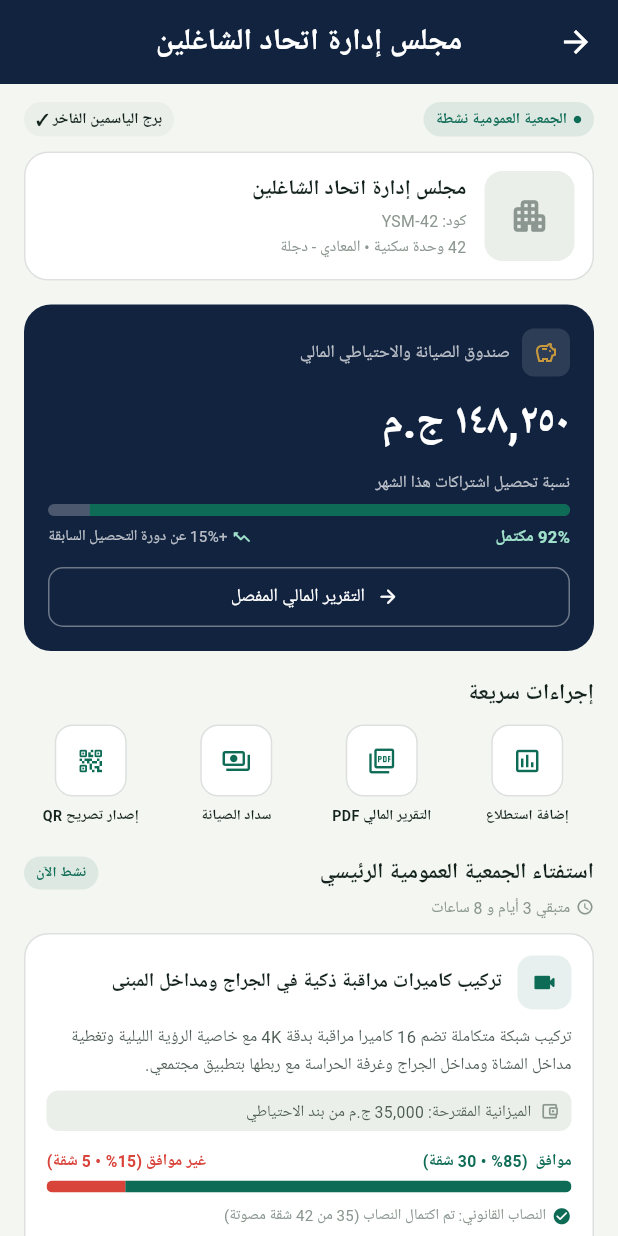
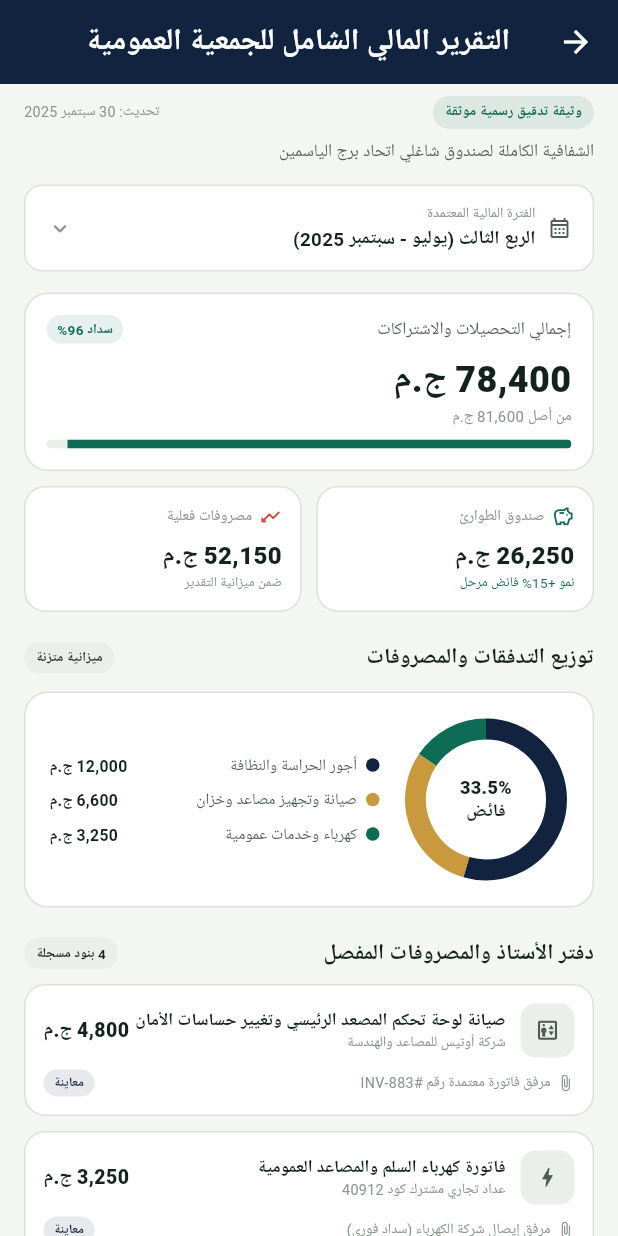
Before and after one commit to ahmedshaabangcc-crypto/mogtama3y, a Flutter app: the UnionDashboardScreen screen opened directly, after a tap on "التقرير المالي المفصل", on a phone screen of 412 x 824 dp. Run offline on Flutter 3.47's test engine with Material 3 defaults, Android fonts, the phone set to English and light mode, and no system bars; our stand-ins replace google_fonts, supabase_flutter; accounts and stored records are empty; Roboto replaces fonts that are missing (Ibm Plex Sans Arabic, Reem Kufi).

Commit message:
Add maintenance payment and financial report screens (screens 11/12)
maintenance_payment_screen.dart (screen 11): the monthly dues
invoice — amount due, building-wide collection progress, an itemized
expense breakdown (shared electricity, security/cleaning, emergency
fund), three selectable payment methods, and the instant
digital-clearance-certificate explainer.

financial_report_screen.dart (screen 12): the quarterly
general-assembly report — collection-rate summary, emergency-fund and
actual-expenses tiles, a custom-painted expense-distribution donut
chart with legend, the detailed four-entry expense ledger with
attachments/status, and the board/treasurer digital-signature
approval block.

Wired both into the union dashboard: "التقرير المالي المفصل" and the
"التقرير المالي PDF" quick action open the financial report; "سداد
الصيانة" opens the maintenance payment screen.

Verified with flutter analyze (no issues).

Co-Authored-By: Claude Sonnet 5 <noreply@anthropic.com>

```diff
--- /dev/null
+++ b/lib/features/union/financial_report_screen.dart
@@ -0,0 +1,386 @@
+import 'package:flutter/material.dart';
+
+import '../../core/theme/app_colors.dart';
+
+const _ledgerEntries = [
+  (
+    title: 'صيانة لوحة تحكم المصعد الرئيسي وتغيير حساسات الأمان',
+    vendor: 'شركة أوتيس للمصاعد والهندسة',
+    amount: '4,800',
+    attachment: 'مرفق فاتورة معتمدة رقم #INV-883',
+    status: 'معاينة',
+    icon: Icons.elevator_outlined,
+  ),
+  (
+    title: 'فاتورة كهرباء السلم والمصاعد العمومية',
+    vendor: 'عداد تجاري مشترك كود 40912',
+    amount: '3,250',
+    attachment: 'مرفق إيصال شركة الكهرباء (سداد فوري)',
+    status: 'معاينة',
+    icon: Icons.bolt_rounded,
+  ),
+  (
+    title: 'تطهير وغسيل خزان المياه العلوي مع التعقيم',
+    vendor: 'شركة النيل للخدمات الصحية والبيئية',
+    amount: '1,800',
+    attachment: 'شهادة فحص نقاء العينة بعد التعقيم',
+    status: 'معاينة',
+    icon: Icons.water_drop_outlined,
+  ),
+  (
+    title: 'رواتب الحراسة والأمن والنظافة الدورية',
+    vendor: 'عن 3 أشهر (طاقم الحراسة وعاملي الصيانة)',
+    amount: '12,000',
+    attachment: 'كشف التوقيع والاستلام البنكي المجمع',
+    status: 'مكتمل السداد',
+    icon: Icons.security_rounded,
+  ),
+];
+
+/// Quarterly general-assembly financial report — matches
+/// design/screens/12_financial_report.png.
+class FinancialReportScreen extends StatelessWidget {
+  const FinancialReportScreen({super.key});
+
+  @override
+  Widget build(BuildContext context) {
+    return Scaffold(
+      backgroundColor: AppColors.bg,
+      appBar: AppBar(title: const Text('التقرير المالي الشامل للجمعية العمومية')),
+      body: ListView(
+        padding: const EdgeInsets.fromLTRB(16, 8, 16, 16),
+        children: [
+          Row(children: [
+            Container(
+              padding: const EdgeInsets.symmetric(horizontal: 8, vertical: 4),
+              decoration: BoxDecoration(color: AppColors.teal.withValues(alpha: 0.1), borderRadius: BorderRadius.circular(100)),
+              child: const Text('وثيقة تدقيق رسمية موثقة', style: TextStyle(fontSize: 9.5, color: AppColors.teal, fontWeight: FontWeight.w700)),
+            ),
+            const Spacer(),
+            const Text('تحديث: 30 سبتمبر 2025', style: TextStyle(fontSize: 9.5, color: AppColors.inkMuted)),
+          ]),
+          const SizedBox(height: 6),
+          const Text('الشفافية الكاملة لصندوق شاغلي اتحاد برج الياسمين', style: TextStyle(fontSize: 11.5, color: AppColors.inkSecondary)),
+          const SizedBox(height: 14),
+          Container(
+            padding: const EdgeInsets.symmetric(horizontal: 14, vertical: 12),
+            decoration: BoxDecoration(color: AppColors.surface, borderRadius: BorderRadius.circular(12), border: Border.all(color: AppColors.border)),
+            child: Row(children: [
+              const Icon(Icons.calendar_month_outlined, size: 16, color: AppColors.inkSecondary),
+              const SizedBox(width: 8),
+              const Expanded(
+                child: Column(
+                  crossAxisAlignment: CrossAxisAlignment.start,
+                  children: [
+                    Text('الفترة المالية المعتمدة', style: TextStyle(fontSize: 9.5, color: AppColors.inkMuted)),
+                    Text('الربع الثالث (يوليو - سبتمبر 2025)', style: TextStyle(fontWeight: FontWeight.w700, fontSize: 12.5)),
+                  ],
+                ),
+              ),
+              const Icon(Icons.expand_more_rounded, size: 18, color: AppColors.inkMuted),
+            ]),
+          ),
+          const SizedBox(height: 14),
+          Container(
+            padding: const EdgeInsets.all(14),
+            decoration: BoxDecoration(color: AppColors.surface, borderRadius: BorderRadius.circular(16), border: Border.all(color: AppColors.border)),
+            child: Column(
+              crossAxisAlignment: CrossAxisAlignment.start,
+              children: [
+                Row(children: [
+                  const Text('إجمالي التحصيلات والاشتراكات', style: TextStyle(fontSize: 11.5, color: AppColors.inkSecondary)),
+                  const Spacer(),
+                  Container(
+                    padding: const EdgeInsets.symmetric(horizontal: 7, vertical: 3),
+                    decoration: BoxDecoration(color: AppColors.teal.withValues(alpha: 0.1), borderRadius: BorderRadius.circular(100)),
+                    child: const Text('سداد 96%', style: TextStyle(fontSize: 9, color: AppColors.teal, fontWeight: FontWeight.w700)),
+                  ),
+                ]),
+                const SizedBox(height: 6),
+                const Text('78,400 ج.م', style: TextStyle(fontWeight: FontWeight.w800, fontSize: 24)),
+                const Text('من أصل 81,600 ج.م', style: TextStyle(fontSize: 10, color: AppColors.inkMuted)),
+                const SizedBox(height: 8),
+                ClipRRect(
+                  borderRadius: BorderRadius.circular(100),
+                  child: LinearProgressIndicator(value: 0.96, minHeight: 6, backgroundColor: AppColors.surfaceAlt, valueColor: const AlwaysStoppedAnimation(AppColors.teal)),
+                ),
+              ],
+            ),
+          ),
+          const SizedBox(height: 10),
+          Row(children: [
+            Expanded(
+              child: Container(
+                padding: const EdgeInsets.all(12),
+                decoration: BoxDecoration(color: AppColors.surface, borderRadius: BorderRadius.circular(14), border: Border.all(color: AppColors.border)),
+                child: Column(
+                  crossAxisAlignment: CrossAxisAlignment.start,
+                  children: [
+                    Row(children: const [
+                      Icon(Icons.savings_outlined, size: 15, color: AppColors.teal),
+                      SizedBox(width: 5),
+                      Text('صندوق الطوارئ', style: TextStyle(fontSize: 10, color: AppColors.inkMuted)),
+                    ]),
+                    const SizedBox(height: 6),
+                    const Text('26,250 ج.م', style: TextStyle(fontWeight: FontWeight.w800, fontSize: 16)),
+                    const Text('نمو +15% فائض مرحل', style: TextStyle(fontSize: 9, color: AppColors.teal)),
+                  ],
+                ),
+              ),
+            ),
+            const SizedBox(width: 10),
+            Expanded(
+              child: Container(
+                padding: const EdgeInsets.all(12),
+                decoration: BoxDecoration(color: AppColors.surface, borderRadius: BorderRadius.circular(14), border: Border.all(color: AppColors.border)),
+                child: Column(
+                  crossAxisAlignment: CrossAxisAlignment.start,
+                  children: const [
+                    Row(children: [
+                      Icon(Icons.trending_down_rounded, size: 15, color: AppColors.categorySos),
+                      SizedBox(width: 5),
+                      Text('مصروفات فعلية', style: TextStyle(fontSize: 10, color: AppColors.inkMuted)),
+                    ]),
+                    SizedBox(height: 6),
+                    Text('52,150 ج.م', style: TextStyle(fontWeight: FontWeight.w800, fontSize: 16)),
+                    Text('ضمن ميزانية التقدير', style: TextStyle(fontSize: 9, color: AppColors.inkMuted)),
+                  ],
+                ),
+              ),
+            ),
+          ]),
+          const SizedBox(height: 20),
+          Row(children: [
+            const Expanded(child: Text('توزيع التدفقات والمصروفات', style: TextStyle(fontWeight: FontWeight.w700, fontSize: 14.5))),
+            Container(
+              padding: const EdgeInsets.symmetric(horizontal: 8, vertical: 4),
+              decoration: BoxDecoration(color: AppColors.surfaceAlt, borderRadius: BorderRadius.circular(100)),
+              child: const Text('ميزانية متزنة', style: TextStyle(fontSize: 9, fontWeight: FontWeight.w600)),
+            ),
+          ]),
+          const SizedBox(height: 12),
+          Container(
+            padding: const EdgeInsets.all(16),
+            decoration: BoxDecoration(color: AppColors.surface, borderRadius: BorderRadius.circular(16), border: Border.all(color: AppColors.border)),
+            child: Row(
+              children: [
+                SizedBox(
+                  width: 110,
+                  height: 110,
+                  child: Stack(
+                    alignment: Alignment.center,
+                    children: [
+                      CustomPaint(size: const Size(110, 110), painter: _DonutPainter()),
+                      const Text('33.5%\nفائض', textAlign: TextAlign.center, style: TextStyle(fontWeight: FontWeight.w800, fontSize: 12, height: 1.3)),
+                    ],
+                  ),
+                ),
+                const SizedBox(width: 16),
+                Expanded(
+                  child: Column(
+                    crossAxisAlignment: CrossAxisAlignment.start,
+                    children: const [
+                      _LegendRow(color: Color(0xFF12233F), label: 'أجور الحراسة والنظافة', value: '12,000 ج.م'),
+                      SizedBox(height: 8),
+                      _LegendRow(color: AppColors.gold, label: 'صيانة وتجهيز مصاعد وخزان', value: '6,600 ج.م'),
+                      SizedBox(height: 8),
+                      _LegendRow(color: AppColors.teal, label: 'كهرباء وخدمات عمومية', value: '3,250 ج.م'),
+                    ],
+                  ),
+                ),
+              ],
+            ),
+          ),
+          const SizedBox(height: 20),
+          Row(children: [
+            const Expanded(child: Text('دفتر الأستاذ والمصروفات المفصل', style: TextStyle(fontWeight: FontWeight.w700, fontSize: 14.5))),
+            Container(
+              padding: const EdgeInsets.symmetric(horizontal: 8, vertical: 4),
+              decoration: BoxDecoration(color: AppColors.surfaceAlt, borderRadius: BorderRadius.circular(100)),
+              child: const Text('4 بنود مسجلة', style: TextStyle(fontSize: 9, fontWeight: FontWeight.w600)),
+            ),
+          ]),
+          const SizedBox(height: 10),
+          for (final e in _ledgerEntries) ...[
+            Container(
+              padding: const EdgeInsets.all(12),
+              margin: const EdgeInsets.only(bottom: 10),
+              decoration: BoxDecoration(color: AppColors.surface, borderRadius: BorderRadius.circular(14), border: Border.all(color: AppColors.border)),
+              child: Column(
+                crossAxisAlignment: CrossAxisAlignment.start,
+                children: [
+                  Row(children: [
+                    Container(
+                      width: 36,
+                      height: 36,
+                      decoration: BoxDecoration(color: AppColors.surfaceAlt, borderRadius: BorderRadius.circular(10)),
+                      child: Icon(e.icon, size: 17, color: AppColors.inkSecondary),
+                    ),
+                    const SizedBox(width: 10),
+                    Expanded(
+                      child: Column(
+                        crossAxisAlignment: CrossAxisAlignment.start,
+                        children: [
+                          Text(e.title, style: const TextStyle(fontWeight: FontWeight.w700, fontSize: 11.5, height: 1.4)),
+                          Text(e.vendor, style: const TextStyle(fontSize: 9.5, color: AppColors.inkMuted)),
+                        ],
+                      ),
+                    ),
+                    Text('${e.amount} ج.م', style: const TextStyle(fontWeight: FontWeight.w800, fontSize: 13)),
+                  ]),
+                  const SizedBox(height: 8),
+                  Row(children: [
+                    Icon(Icons.attach_file_rounded, size: 12, color: AppColors.inkMuted),
+                    const SizedBox(width: 4),
+                    Expanded(child: Text(e.attachment, style: const TextStyle(fontSize: 9.5, color: AppColors.inkMuted), overflow: TextOverflow.ellipsis)),
+                    Container(
+                      padding: const EdgeInsets.symmetric(horizontal: 7, vertical: 3),
+                      decoration: BoxDecoration(
+                        color: (e.status == 'مكتمل السداد' ? AppColors.teal : AppColors.navy).withValues(alpha: 0.1),
+                        borderRadius: BorderRadius.circular(100),
+                      ),
+                      child: Text(e.status, style: TextStyle(fontSize: 8.5, fontWeight: FontWeight.w700, color: e.status == 'مكتمل السداد' ? AppColors.teal : AppColors.navy)),
+                    ),
+                  ]),
+                ],
+              ),
+            ),
+          ],
+          const SizedBox(height: 16),
+          Container(
+            padding: const EdgeInsets.all(14),
+            decoration: BoxDecoration(color: AppColors.surfaceAlt, borderRadius: BorderRadius.circular(16)),
+            child: Column(
+              crossAxisAlignment: CrossAxisAlignment.start,
+              children: [
+                Row(children: [
+                  const Icon(Icons.workspace_premium_outlined, size: 16, color: AppColors.inkSecondary),
+                  const SizedBox(width: 6),
+                  const Text('اعتماد مجلس الإدارة والتدقيق المالي', style: TextStyle(fontWeight: FontWeight.w700, fontSize: 12.5)),
+                  const Spacer(),
+                  Container(
+                    padding: const EdgeInsets.symmetric(horizontal: 7, vertical: 3),
+                    decoration: BoxDecoration(color: AppColors.teal.withValues(alpha: 0.12), borderRadius: BorderRadius.circular(100)),
+                    child: const Text('مصدق رسمياً', style: TextStyle(fontSize: 8.5, color: AppColors.teal, fontWeight: FontWeight.w700)),
+                  ),
+                ]),
+                const SizedBox(height: 12),
+                Row(children: [
+                  Expanded(
+                    child: Column(
+                      crossAxisAlignment: CrossAxisAlignment.start,
+                      children: const [
+                        Text('رئيس مجلس الإدارة', style: TextStyle(fontSize: 9.5, color: AppColors.inkMuted)),
+                        Text('م. حازم عبد الرحمن', style: TextStyle(fontWeight: FontWeight.w700, fontSize: 12)),
+                        Text('توقيع رقمي معتمد #HZ-09', style: TextStyle(fontSize: 9, color: AppColors.teal)),
+                      ],
+                    ),
+                  ),
+                  Expanded(
+                    child: Column(
+                      crossAxisAlignment: CrossAxisAlignment.start,
+                      children: const [
+                        Text('أمين الصندوق والمالية', style: TextStyle(fontSize: 9.5, color: AppColors.inkMuted)),
+                        Text('أ. طارق الشربيني', style: TextStyle(fontWeight: FontWeight.w700, fontSize: 12)),
+                        Text('توقيع رقمي معتمد #TS-44', style: TextStyle(fontSize: 9, color: AppColors.teal)),
+                      ],
+                    ),
+                  ),
+                ]),
+                const SizedBox(height: 10),
+                Container(
+                  padding: const EdgeInsets.all(10),
+                  decoration: BoxDecoration(color: AppColors.surface, borderRadius: BorderRadius.circular(10)),
+                  child: Row(children: const [
+                    Icon(Icons.verified_rounded, size: 16, color: AppColors.teal),
+                    SizedBox(width: 8),
+                    Expanded(
+                      child: Column(
+                        crossAxisAlignment: CrossAxisAlignment.start,
+                        children: [
+                          Text('الختم الرقمي الرسمي لاتحاد ملاك برج الياسمين', style: TextStyle(fontWeight: FontWeight.w700, fontSize: 10.5)),
+                          Text('رقم التوثيق البلدي: REG-CAIRO-2024-91823', style: TextStyle(fontSize: 9, color: AppColors.inkMuted)),
+                        ],
+                      ),
+                    ),
+                  ]),
+                ),
+              ],
+            ),
+          ),
+          const SizedBox(height: 14),
+          const Text(
+            'تم إعداد هذا التقرير وتدقيقه آلياً وفقاً لأحكام اللائحة التنفيذية لاتحادات الشاغلين، ويحق لأي ساكن مسجل تقديم استفساراته الخطية عبر التطبيق خلال 15 يوماً من تاريخ النشر.',
+            style: TextStyle(fontSize: 9.5, color: AppColors.inkMuted, height: 1.7),
+          ),
+          const SizedBox(height: 16),
+          SizedBox(
+            width: double.infinity,
+            height: 50,
+            child: ElevatedButton.icon(
+              onPressed: () {},
+              style: ElevatedButton.styleFrom(backgroundColor: AppColors.navy, foregroundColor: Colors.white, shape: RoundedRectangleBorder(borderRadius: BorderRadius.circular(14))),
+              icon: const Icon(Icons.download_rounded, size: 17),
+              label: const Text('تحميل التقرير المالي الرسمي المعتمد (PDF)', style: TextStyle(fontSize: 12.5, fontWeight: FontWeight.w700)),
+            ),
+          ),
+          const SizedBox(height: 8),
+          Center(
+            child: TextButton.icon(
+              onPressed: () {},
+              icon: const Icon(Icons.mail_outline_rounded, size: 14, color: AppColors.inkMuted),
+              label: const Text('تقديم استفسار أو ملاحظة مالية لأمين الصندوق', style: TextStyle(fontSize: 11, color: AppColors.inkMuted)),
+            ),
+          ),
+        ],
+      ),
+    );
+  }
+}
+
+class _LegendRow extends StatelessWidget {
+  const _LegendRow({required this.color, required this.label, required this.value});
+  final Color color;
+  final String label, value;
+
+  @override
+  Widget build(BuildContext context) {
+    return Row(
+      children: [
+        Container(width: 9, height: 9, decoration: BoxDecoration(color: color, shape: BoxShape.circle)),
+        const SizedBox(width: 6),
+        Expanded(child: Text(label, style: const TextStyle(fontSize: 10.5, color: AppColors.inkSecondary), overflow: TextOverflow.ellipsis)),
+        Text(value, style: const TextStyle(fontSize: 10.5, fontWeight: FontWeight.w700)),
+      ],
+    );
+  }
+}
+
+class _DonutPainter extends CustomPainter {
+  @override
+  void paint(Canvas canvas, Size size) {
+    final center = Offset(size.width / 2, size.height / 2);
+    final radius = size.width / 2 - 8;
+    const strokeWidth = 14.0;
+    final rect = Rect.fromCircle(center: center, radius: radius);
+    final segments = [
+      (value: 0.545, color: const Color(0xFF12233F)),
+      (value: 0.30, color: AppColors.gold),
+      (value: 0.155, color: AppColors.teal),
+    ];
+    var start = -90 * (3.1415926535 / 180);
+    for (final seg in segments) {
+      final sweep = seg.value * 2 * 3.1415926535;
+      final paint = Paint()
+        ..color = seg.color
+        ..style = PaintingStyle.stroke
+        ..strokeWidth = strokeWidth
+        ..strokeCap = StrokeCap.butt;
+      canvas.drawArc(rect, start, sweep, false, paint);
+      start += sweep;
+    }
+  }
+
+  @override
+  bool shouldRepaint(covariant CustomPainter oldDelegate) => false;
+}
--- a/lib/features/union/union_dashboard_screen.dart
+++ b/lib/features/union/union_dashboard_screen.dart
@@ -2,6 +2,8 @@ import 'package:flutter/material.dart';
 
 import '../../core/theme/app_colors.dart';
 import '../visitor/visitor_qr_pass_screen.dart';
+import 'financial_report_screen.dart';
+import 'maintenance_payment_screen.dart';
 
 /// The owners'-union governance dashboard — matches
 /// design/screens/00_union_dashboard_board.png.
@@ -102,7 +104,7 @@ class UnionDashboardScreen extends StatelessWidget {
                   width: double.infinity,
                   height: 40,
                   child: OutlinedButton.icon(
-                    onPressed: () {},
+                    onPressed: () => Navigator.of(context).push(MaterialPageRoute(builder: (_) => const FinancialReportScreen())),
                     style: OutlinedButton.styleFrom(foregroundColor: Colors.white, side: const BorderSide(color: Colors.white38), shape: RoundedRectangleBorder(borderRadius: BorderRadius.circular(10))),
                     icon: const Icon(Icons.arrow_back_rounded, size: 15),
                     label: const Text('التقرير المالي المفصل', style: TextStyle(fontSize: 12)),
@@ -184,7 +186,12 @@ class _QuickActionsRow extends StatelessWidget {
           Expanded(
             child: InkWell(
               borderRadius: BorderRadius.circular(12),
-              onTap: i == 3 ? () => Navigator.of(context).push(MaterialPageRoute(builder: (_) => const VisitorQrPassScreen())) : null,
+              onTap: switch (i) {
+                1 => () => Navigator.of(context).push(MaterialPageRoute(builder: (_) => const FinancialReportScreen())),
+                2 => () => Navigator.of(context).push(MaterialPageRoute(builder: (_) => const MaintenancePaymentScreen())),
+                3 => () => Navigator.of(context).push(MaterialPageRoute(builder: (_) => const VisitorQrPassScreen())),
+                _ => null,
+              },
               child: Column(
                 children: [
                   Container(
```
Also changed, not shown: lib/features/union/maintenance_payment_screen.dart (added, +240 -0 lines).
